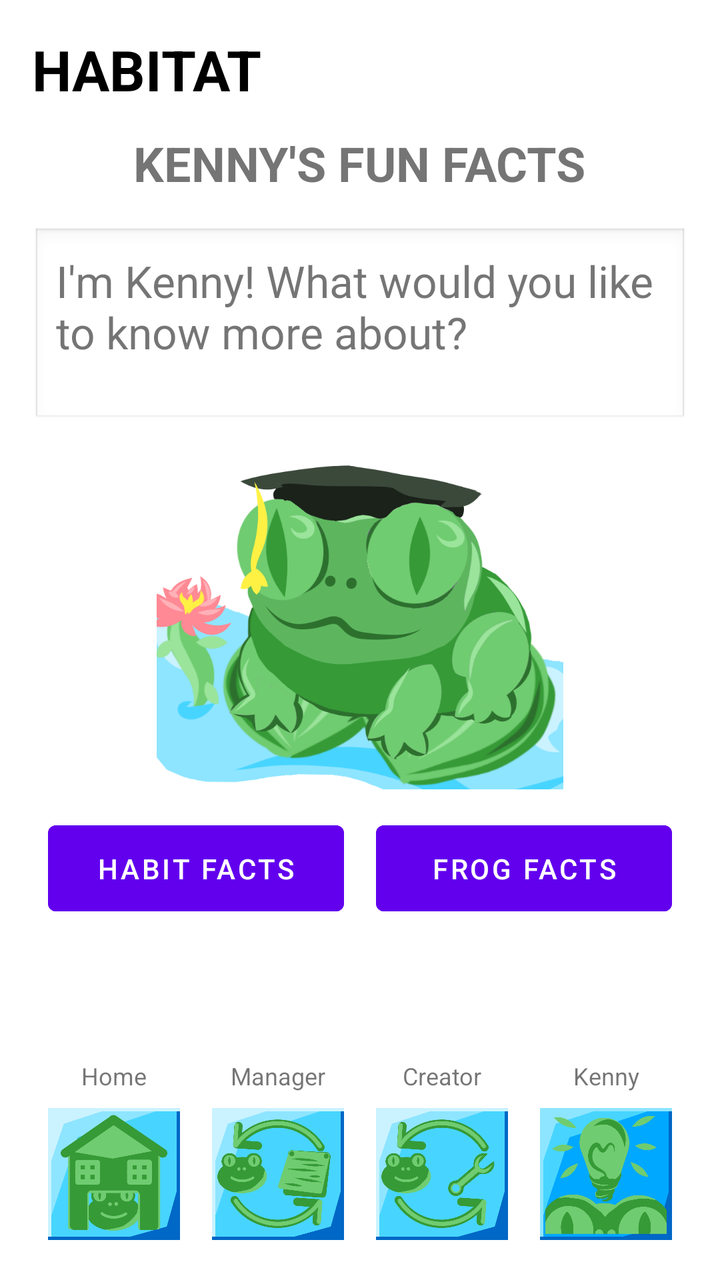
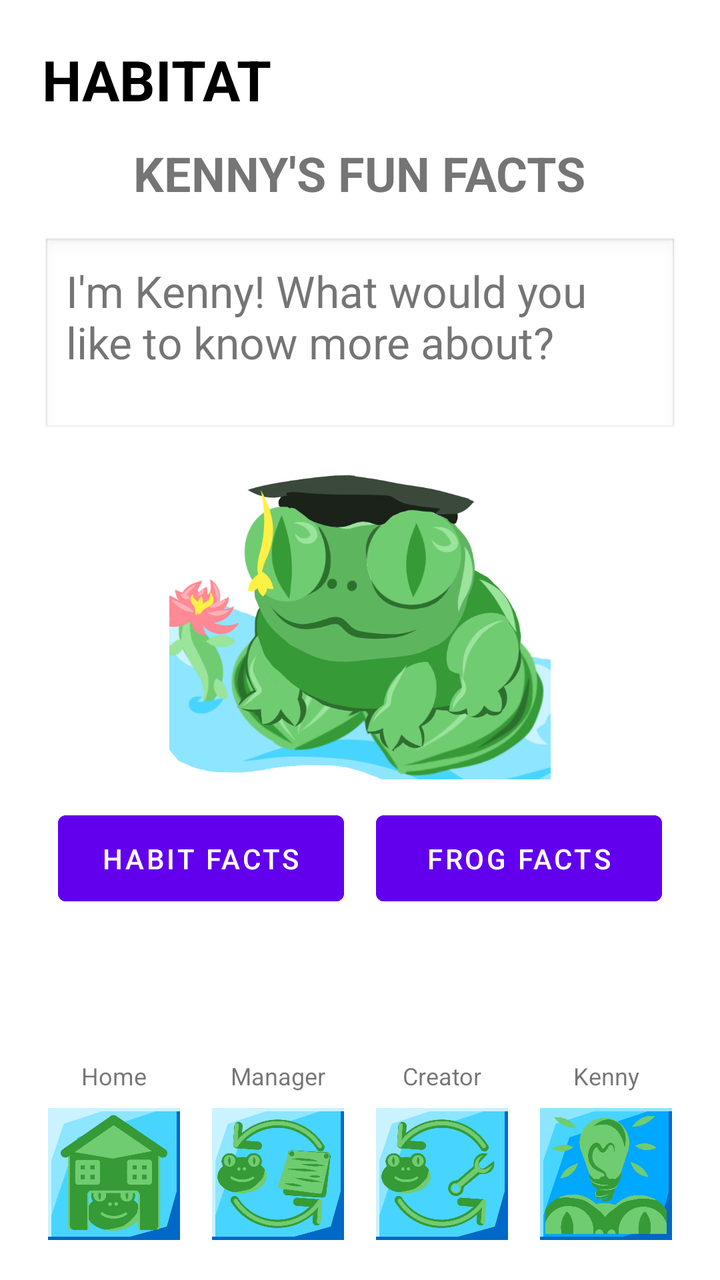

The first picture is an Android layout as it rendered before a commit; the second is the same layout after the commit. The layout source and the unified diff follow.
<!-- AndroidManifest.xml: application theme Theme.IntroductionToMobileSystems -->
<!-- res/layout/activity_profile.xml -->
<?xml version="1.0" encoding="utf-8"?>
<RelativeLayout xmlns:android="http://schemas.android.com/apk/res/android"
    xmlns:tools="http://schemas.android.com/tools"
    android:layout_width="match_parent"
    android:layout_height="match_parent">

    <LinearLayout
        android:id="@+id/activity_profile"
        android:layout_width="match_parent"
        android:layout_height="match_parent"
        android:orientation="vertical"
        android:padding="16dp"
        android:layout_above="@id/buttonLayout"
        tools:context=".ProfileActivity">

        <TextView
            android:id="@+id/tvHeader"
            android:layout_width="match_parent"
            android:layout_height="wrap_content"
            android:text="HABITAT"
            android:textSize="28sp"
            android:textStyle="bold"
            android:textColor="#000000"
            android:layout_marginBottom="12dp"/>

        <TextView
            android:id="@+id/tvTitle"
            android:layout_width="wrap_content"
            android:layout_height="wrap_content"
            android:text="KENNY'S FUN FACTS"
            android:textSize="24sp"
            android:textStyle="bold"
            android:layout_gravity="center_horizontal"
            android:paddingBottom="16dp"/>

        <TextView
            android:id="@+id/funFact"
            android:textSize="22sp"
            android:layout_width="match_parent"
            android:layout_height="100dp"
            android:text="@string/kenny_s_fun_facts"
            android:padding="12dp"
            android:background="@android:drawable/edit_text"
            android:layout_marginBottom="16dp"/>

        <ImageView
            android:id="@+id/imgFrog"
            android:layout_width="match_parent"
            android:layout_height="0dp"
            android:layout_weight="1"
            android:layout_gravity="center_horizontal"
            android:layout_marginBottom="16dp"
            android:contentDescription="@string/frog"
            android:scaleType="fitCenter"
            android:src="@drawable/kenny" />

        <LinearLayout
            style="?android:attr/buttonBarStyle"
            android:layout_width="match_parent"
            android:layout_height="wrap_content"
            android:orientation="horizontal"
            android:gravity="center"
            android:layout_marginBottom="24dp">

            <Button
                android:id="@+id/btn_habits"
                style="?android:attr/buttonBarButtonStyle"
                android:layout_width="0dp"
                android:layout_height="wrap_content"
                android:layout_weight="1"
                android:text="Habit Facts"
                android:backgroundTint="@color/purple_500"
                android:textColor="@android:color/white"
                android:padding="12dp"
                android:layout_marginBottom="8dp"
                android:layout_marginHorizontal="8dp"/>

            <Button
                android:id="@+id/btn_frog_facts"
                style="?android:attr/buttonBarButtonStyle"
                android:layout_width="0dp"
                android:layout_height="wrap_content"
                android:layout_weight="1"
                android:text="Frog Facts"
                android:backgroundTint="@color/purple_500"
                android:textColor="@android:color/white"
                android:padding="12dp"
                android:layout_marginBottom="8dp"
                android:layout_marginHorizontal="8dp"/>
        </LinearLayout>

    </LinearLayout>

    <LinearLayout
        android:id="@+id/buttonLayout"
        style="?android:attr/buttonBarStyle"
        android:layout_width="match_parent"
        android:layout_height="wrap_content"
        android:orientation="vertical"
        android:padding="16dp"
        android:layout_alignParentBottom="true">

        <LinearLayout
            android:layout_width="match_parent"
            android:layout_height="wrap_content"
            android:layout_gravity="center_horizontal"
            android:orientation="horizontal"
            android:paddingBottom="4dp">
            <TextView android:layout_width="0dp" android:layout_height="wrap_content" android:layout_weight="1" android:gravity="center" android:text="Home" android:textSize="12sp"/>
            <TextView android:layout_width="0dp" android:layout_height="wrap_content" android:layout_weight="1" android:text="Manager" android:gravity="center" android:textSize="12sp"/>
            <TextView android:layout_width="0dp" android:layout_height="wrap_content" android:layout_weight="1" android:text="Creator" android:gravity="center" android:textSize="12sp"/>
            <TextView android:layout_width="0dp" android:layout_height="wrap_content" android:layout_weight="1" android:gravity="center" android:text="Kenny" android:textSize="12sp"/>
        </LinearLayout>

        <LinearLayout
            android:layout_width="match_parent"
            android:layout_height="wrap_content"
            android:orientation="horizontal">
            <ImageButton android:id="@+id/btn_home_back" style="?android:attr/buttonBarButtonStyle" android:layout_width="0dp" android:layout_height="wrap_content" android:layout_weight="1" android:adjustViewBounds="true" android:scaleType="fitCenter" android:src="@drawable/button_home"/>
            <ImageButton android:id="@+id/mbutton" style="?android:attr/buttonBarButtonStyle" android:layout_width="0dp" android:layout_height="wrap_content" android:layout_weight="1" android:adjustViewBounds="true" android:scaleType="fitCenter" android:src="@drawable/button_manager"/>
            <ImageButton android:id="@+id/cbutton" style="?android:attr/buttonBarButtonStyle" android:layout_width="0dp" android:layout_height="wrap_content" android:layout_weight="1" android:adjustViewBounds="true" android:scaleType="fitCenter" android:src="@drawable/button_creator"/>
            <ImageButton android:id="@+id/kbutton" style="?android:attr/buttonBarButtonStyle" android:layout_width="0dp" android:layout_height="wrap_content" android:layout_weight="1" android:adjustViewBounds="true" android:scaleType="fitCenter" android:src="@drawable/button_kenny_p"/>
        </LinearLayout>
    </LinearLayout>

</RelativeLayout>
<!-- resources referenced by this layout -->
<resources>
  <color name="purple_500">#FF6200EE</color>
  <!-- drawable button_creator: png bitmap (drawable, 73138 bytes) -->
  <!-- drawable button_home: png bitmap (drawable, 44734 bytes) -->
  <!-- drawable button_kenny_p: png bitmap (drawable, 53802 bytes) -->
  <!-- drawable button_manager: png bitmap (drawable, 75204 bytes) -->
  <!-- drawable kenny: png bitmap (drawable, 145966 bytes) -->
  <string name="frog">frog</string>
  <string name="kenny_s_fun_facts">I\'m Kenny! What would you like to know more about?</string>
  <style name="Theme.IntroductionToMobileSystems" parent="Theme.MaterialComponents.DayNight.NoActionBar">
          
          <item name="colorPrimary">@color/purple_500</item>
          <item name="colorPrimaryVariant">@color/purple_700</item>
          <item name="colorOnPrimary">@color/white</item>
          
          <item name="colorSecondary">@color/teal_200</item>
          <item name="colorSecondaryVariant">@color/teal_700</item>
          <item name="colorOnSecondary">@color/black</item>
          
          <item name="android:statusBarColor">?attr/colorPrimaryVariant</item>
          
      </style>
  <color name="purple_700">#FF3700B3</color>
  <color name="white">#FFFFFFFF</color>
  <color name="teal_200">#FF03DAC5</color>
  <color name="teal_700">#FF018786</color>
  <color name="black">#FF000000</color>
</resources>

<!-- the commit's change to res/layout/activity_profile.xml (unified diff, before → after) -->
@@ -9,7 +9,7 @@
         android:layout_width="match_parent"
         android:layout_height="match_parent"
         android:orientation="vertical"
-        android:padding="16dp"
+        android:padding="21dp"
         android:layout_above="@id/buttonLayout"
         tools:context=".ProfileActivity">
 
